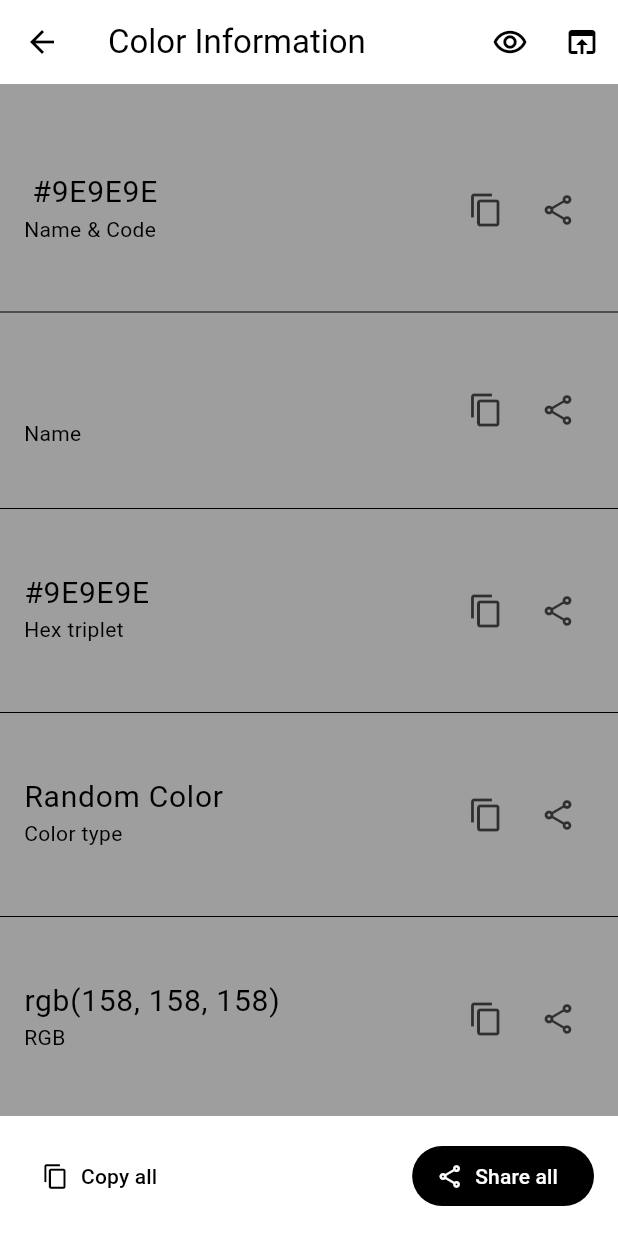
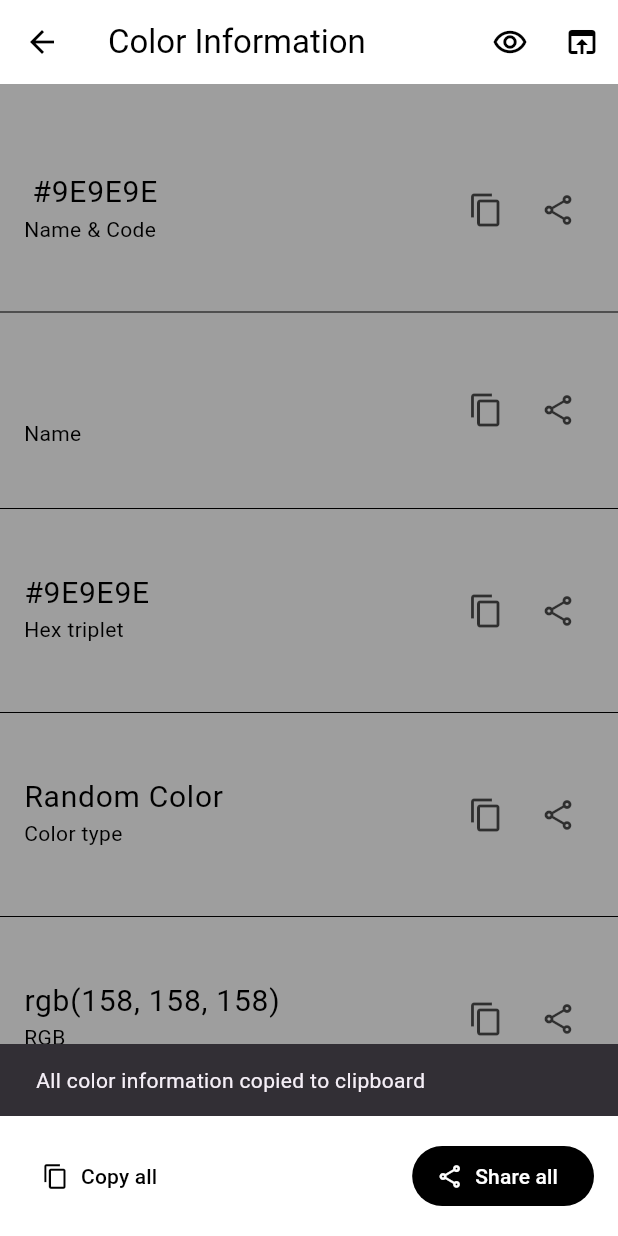
Before and after one commit to tecdrop/color_hap, a Flutter app: the ColorInfoScreen screen opened directly with empty values, after a tap on "Copy all", on a phone screen of 412 x 824 dp. Run offline on Flutter 3.47's test engine with Material 3 defaults, Android fonts, the phone set to English and light mode, and no system bars; our stand-ins replace go_router, share_plus, shared_preferences; missing offline and left inert: flutter_randomcolor; accounts and stored records are empty.

Commit message:
Implement copy/share all in Color Info screen

```diff
--- a/lib/common/ui_strings.dart
+++ b/lib/common/ui_strings.dart
@@ -73,8 +73,11 @@ const String decimalInfo = 'Decimal';
 const String luminanceInfo = 'Luminance';
 const String brightnessInfo = 'Brightness';
 
+const String itemCopyTooltip = 'Copy value';
+const String itemShareTooltip = 'Share value';
 const String copyAllButton = 'Copy all';
 const String shareAllButton = 'Share all';
+const String allInfoCopied = 'All color information copied to clipboard';
 
 // -----------------------------------------------------------------------------------------------
 // Random Color Screen
--- a/lib/screens/color_info_screen.dart
+++ b/lib/screens/color_info_screen.dart
@@ -1,23 +1,26 @@
-// Copyright 2020-2024 Tecdrop (www.tecdrop.com)
-// Use of this source code is governed by an MIT-style license that can be
-// found in the LICENSE file.
+// Copyright 2020-2024 Tecdrop (https://www.tecdrop.com/)
+// Use of this source code is governed by an MIT-style
+// license that can be found in the LICENSE file or at
+// https://www.tecdrop.com/colorhap/license/.
 
 import 'package:flutter/material.dart';
 import 'package:flutter/services.dart';
+
+import 'package:share_plus/share_plus.dart';
 
 import '../common/app_routes.dart';
 import '../common/app_urls.dart' as urls;
 import '../common/ui_strings.dart' as strings;
 import '../models/random_color.dart';
+import '../utils/color_utils.dart' as color_utils;
 import '../utils/utils.dart' as utils;
 import '../widgets/color_info_list.dart';
-import '../utils/color_utils.dart' as color_utils;
 
 /// The Color Info screen.
 ///
 /// Displays the given [RandomColor] in different formats, and other color information, and allows
-/// the user to toggle the visibility of the color information.
-class ColorInfoScreen extends StatelessWidget {
+/// the user to copy or share the information.
+class ColorInfoScreen extends StatefulWidget {
   const ColorInfoScreen({
     super.key,
     required this.randomColor,
@@ -26,42 +29,30 @@ class ColorInfoScreen extends StatelessWidget {
   /// The random color to display in the Color Info screen.
   final RandomColor randomColor;
 
-  /// Performs the specified action on the app bar.
-  void _onAppBarAction(BuildContext context, _AppBarActions action) {
-    switch (action) {
-      // Navigates to the Color Preview screen
-      case _AppBarActions.colorPreview:
-        gotoColorPreviewRoute(context, randomColor.color);
-        break;
+  @override
+  State<ColorInfoScreen> createState() => _ColorInfoScreenState();
+}
 
-      // Opens the web browser to search for the current color
-      case _AppBarActions.colorWebSearch:
-        final String url = urls.onlineSearch + Uri.encodeComponent(randomColor.title);
-        utils.launchUrlExternal(context, url);
-        break;
-    }
-  }
+class _ColorInfoScreenState extends State<ColorInfoScreen> {
+  /// The list of color information to display.
+  late final List<({String key, String value})> _infos;
 
-  /// When the user presses the copy button on an item in the list, copy the value to the Clipboard,
-  /// and show a confirmation SnackBar.
-  Future<void> onItemCopyPressed(BuildContext context, String key, String value) async {
-    ScaffoldMessengerState messengerState = ScaffoldMessenger.of(context);
-    await Clipboard.setData(ClipboardData(text: value));
-    utils.showSnackBarForAsync(messengerState, strings.copiedSnack(value));
-  }
+  /// The string representation of the color information for copying or sharing.
+  late final String _infosAsString;
 
   @override
-  Widget build(BuildContext context) {
-    final Color color = randomColor.color;
+  void initState() {
+    super.initState();
 
     // Prepare the list of color information to display
-    final List<({String key, String value})> infos = [
-      if (randomColor.name != null) ...[
-        (key: strings.colorTitleInfo, value: randomColor.title),
-        (key: strings.colorNameInfo, value: randomColor.name!)
+    final Color color = widget.randomColor.color;
+    _infos = [
+      if (widget.randomColor.name != null) ...[
+        (key: strings.colorTitleInfo, value: widget.randomColor.title),
+        (key: strings.colorNameInfo, value: widget.randomColor.name!)
       ],
       (key: strings.hexInfo, value: color_utils.toHexString(color)),
-      (key: strings.colorTypeInfo, value: strings.colorType[randomColor.type]!),
+      (key: strings.colorTypeInfo, value: strings.colorType[widget.randomColor.type]!),
       (key: strings.rgbInfo, value: color_utils.toRGBString(color)),
       (key: strings.hsvInfo, value: color_utils.toHSVString(color)),
       (key: strings.hslInfo, value: color_utils.toHSLString(color)),
@@ -70,44 +61,73 @@ class ColorInfoScreen extends StatelessWidget {
       (key: strings.brightnessInfo, value: color_utils.brightnessString(color)),
     ];
 
+    // Prepare the string representation of the color information for copying or sharing
+    _infosAsString = _infos.map((info) => '${info.key}: ${info.value}').join('\n');
+  }
+
+  /// Performs the specified action on the app bar.
+  void _onAppBarAction(BuildContext context, _AppBarActions action) {
+    switch (action) {
+      // Navigates to the Color Preview screen
+      case _AppBarActions.colorPreview:
+        gotoColorPreviewRoute(context, widget.randomColor.color);
+        break;
+
+      // Opens the web browser to search for the current color
+      case _AppBarActions.colorWebSearch:
+        final String url = urls.onlineSearch + Uri.encodeComponent(widget.randomColor.title);
+        utils.launchUrlExternal(context, url);
+        break;
+    }
+  }
+
+  /// Copies the value of the item in the list that the user wants to copy.
+  Future<void> _onItemCopyPressed(BuildContext context, String key, String value) async {
+    ScaffoldMessengerState messengerState = ScaffoldMessenger.of(context);
+    await Clipboard.setData(ClipboardData(text: value));
+    utils.showSnackBarForAsync(messengerState, strings.copiedSnack(value));
+  }
+
+  /// Share the value of the item in the list that the user wants to share.
+  void _onItemSharePressed(String key, String value) {
+    Share.share(value);
+  }
+
+  /// Copies all the color information to the clipboard.
+  Future<void> _onCopyAllPressed() async {
+    ScaffoldMessengerState messengerState = ScaffoldMessenger.of(context);
+    await Clipboard.setData(ClipboardData(text: _infosAsString));
+    utils.showSnackBarForAsync(messengerState, strings.allInfoCopied);
+  }
+
+  /// Shares all the color information.
+  void _onShareAllPressed() {
+    Share.share(_infosAsString);
+  }
+
+  @override
+  Widget build(BuildContext context) {
     return Scaffold(
-      backgroundColor: color,
+      backgroundColor: widget.randomColor.color,
+
+      // The app bar with the title and Color Preview and Color Web Search actions
       appBar: _AppBar(
         title: const Text(strings.colorInfoScreenTitle),
         onAction: (action) => _onAppBarAction(context, action),
       ),
+
+      // The body of the screen with the color information list
       body: ColorInfoList(
-        randomColor: randomColor,
-        infos: infos,
-        onCopyPressed: (key, value) => onItemCopyPressed(context, key, value),
+        randomColor: widget.randomColor,
+        infos: _infos,
+        onCopyPressed: (key, value) => _onItemCopyPressed(context, key, value),
+        onSharePressed: (key, value) => _onItemSharePressed(key, value),
       ),
-      bottomNavigationBar: BottomAppBar(
-        child: Row(
-          mainAxisAlignment: MainAxisAlignment.spaceBetween,
-          children: <Widget>[
-            // Add a Copy All button to the bottom app bar
-            TextButton.icon(
-              icon: const Icon(Icons.copy_outlined),
-              label: const Text(strings.copyAllButton),
-              onPressed: () {
-                // final String allInfo = infos.map((info) => '${info.key}: ${info.value}').join('\n');
-                // Clipboard.setData(ClipboardData(text: allInfo));
-                // utils.showSnackBarForAsync(ScaffoldMessenger.of(context), strings.copiedAllSnack);
-              },
-            ),
 
-            const SizedBox(width: 16.0),
-            // Add a Share All button to the bottom app bar
-            FilledButton.icon(
-              icon: const Icon(Icons.share_outlined),
-              label: const Text(strings.shareAllButton),
-              onPressed: () {
-                // final String allInfo = infos.map((info) => '${info.key}: ${info.value}').join('\n');
-                // utils.shareText(allInfo);
-              },
-            ),
-          ],
-        ),
+      // The bottom app bar with the Copy All and Share All buttons
+      bottomNavigationBar: _BottomAppBar(
+        onCopyAllPressed: _onCopyAllPressed,
+        onShareAllPressed: _onShareAllPressed,
       ),
     );
   }
@@ -165,3 +185,44 @@ class _AppBar extends StatelessWidget implements PreferredSizeWidget {
   @override
   Size get preferredSize => const Size.fromHeight(kToolbarHeight);
 }
+
+/// The bottom app bar of the Color Info screen.
+class _BottomAppBar extends StatelessWidget {
+  const _BottomAppBar({
+    super.key, // ignore: unused_element
+    this.onCopyAllPressed,
+    this.onShareAllPressed,
+  });
+
+  /// The callback that is called when the Copy All button is pressed.
+  final void Function()? onCopyAllPressed;
+
+  /// The callback that is called when the Share All button is pressed.
+  final void Function()? onShareAllPressed;
+
+  @override
+  Widget build(BuildContext context) {
+    return BottomAppBar(
+      child: Row(
+        mainAxisAlignment: MainAxisAlignment.spaceBetween,
+        children: <Widget>[
+          // Add the Copy All button to the bottom app bar
+          TextButton.icon(
+            icon: const Icon(Icons.copy_outlined),
+            label: const Text(strings.copyAllButton),
+            onPressed: onCopyAllPressed,
+          ),
+
+          const SizedBox(width: 16.0),
+
+          // Add the Share All button to the bottom app bar
+          FilledButton.icon(
+            icon: const Icon(Icons.share_outlined),
+            label: const Text(strings.shareAllButton),
+            onPressed: onShareAllPressed,
+          ),
+        ],
+      ),
+    );
+  }
+}
--- a/lib/widgets/color_info_list.dart
+++ b/lib/widgets/color_info_list.dart
@@ -1,10 +1,12 @@
-// Copyright 2020-2024 Tecdrop (www.tecdrop.com)
-// Use of this source code is governed by an MIT-style license that can be
-// found in the LICENSE file.
+// Copyright 2020-2024 Tecdrop (https://www.tecdrop.com/)
+// Use of this source code is governed by an MIT-style
+// license that can be found in the LICENSE file or at
+// https://www.tecdrop.com/colorhap/license/.
 
 import 'dart:math';
 import 'package:flutter/material.dart';
 
+import '../common/ui_strings.dart' as strings;
 import '../models/random_color.dart';
 import '../utils/color_utils.dart' as color_utils;
 
@@ -16,6 +18,7 @@ class ColorInfoList extends StatelessWidget {
     required this.randomColor,
     required this.infos,
     this.onCopyPressed,
+    this.onSharePressed,
   });
 
   /// The random color whose information is displayed in the list.
@@ -27,6 +30,9 @@ class ColorInfoList extends StatelessWidget {
   /// A callback function that is called when the copy button of an info item is pressed.
   final Function(String key, String value)? onCopyPressed;
 
+  /// A callback function that is called when the share button of an info item is pressed.
+  final Function(String key, String value)? onSharePressed;
+
   @override
   Widget build(BuildContext context) {
     final Color color = randomColor.color;
@@ -34,45 +40,39 @@ class ColorInfoList extends StatelessWidget {
     final double width = MediaQuery.of(context).size.width;
 
     return DividerTheme(
+      // Use a hairline divider between the list items
       data: DividerThemeData(
         color: contrastColor,
-        // thickness: 0.5,
         thickness: 0.0,
         space: 0.0,
       ),
-      child: ListTileTheme(
-        // textColor: contrastColor,
-        // iconColor: contrastColor,
-        // selectedTileColor: contrastColor.withAlpha(50),
-        // selectedColor: contrastColor,
-
-        // child: ListView.builder(
       child: ListView.separated(
+        // Use padding to constrain the width of the list items so they look ok on large screens
         padding: EdgeInsets.symmetric(
           horizontal: max(0, (width - 800) / 2),
           vertical: 16.0,
         ),
+
         itemCount: infos.length,
         itemBuilder: (BuildContext context, int index) {
           final info = infos[index];
+
+          // Build a ColorInfoItem for each info item
           return _ColorInfoItem(
-              // color: color,
             textColor: contrastColor,
             infoKey: info.key,
             infoValue: info.value,
             onCopyPressed: () => onCopyPressed?.call(info.key, info.value),
-              onSharePressed: () => onCopyPressed?.call(info.key, info.value),
+            onSharePressed: () => onSharePressed?.call(info.key, info.value),
           );
         },
-          separatorBuilder: (BuildContext context, int index) {
-            return const Divider();
-          },
-        ),
+        separatorBuilder: (BuildContext context, int index) => const Divider(),
       ),
     );
   }
 }
 
+/// A list item widget that displays color information.
 class _ColorInfoItem extends StatelessWidget {
   const _ColorInfoItem({
     super.key, // ignore: unused_element
@@ -83,37 +83,45 @@ class _ColorInfoItem extends StatelessWidget {
     this.onSharePressed,
   });
 
+  /// The text color to use for the list item.
   final Color textColor;
 
+  /// The key of the color information to display.
   final String infoKey;
 
+  /// The value of the color information to display.
   final String infoValue;
 
+  /// A callback function that is called when the copy button of the list item is pressed.
   final Function()? onCopyPressed;
 
+  /// A callback function that is called when the share button of the list item is pressed.
   final Function()? onSharePressed;
 
   @override
   Widget build(BuildContext context) {
     return ListTile(
+      // Style the list item
       contentPadding: const EdgeInsets.symmetric(horizontal: 16.0, vertical: 32.0),
       textColor: textColor,
       iconColor: textColor.withOpacity(0.7),
-      // selectedTileColor: contrastColor.withAlpha(50),
-      // selectedColor: contrastColor,
+
+      // Display the color information key and value
       title: Text(infoValue, style: const TextStyle(fontSize: 20.0)),
       subtitle: Text(infoKey),
+
+      // Add the Copy and Share buttons to the trailing widget
       trailing: Row(
         mainAxisSize: MainAxisSize.min,
         children: <Widget>[
-          // Add a Copy button to the list item
           IconButton(
             icon: const Icon(Icons.content_copy_outlined),
+            tooltip: strings.itemCopyTooltip,
             onPressed: onCopyPressed,
           ),
-          // Add a Share button to the list item
           IconButton(
             icon: const Icon(Icons.share_outlined),
+            tooltip: strings.itemShareTooltip,
             onPressed: onSharePressed,
           ),
         ],
--- a/pubspec.yaml
+++ b/pubspec.yaml
@@ -42,6 +42,7 @@ dependencies:
   intl: ^0.19.0
   shared_preferences: ^2.3.2
   url_launcher: ^6.3.0
+  share_plus: ^10.0.2
 
 dev_dependencies:
   flutter_test:
```
Also changed, not shown: pubspec.lock. Lines whose indentation alone changed are shown as unchanged.
